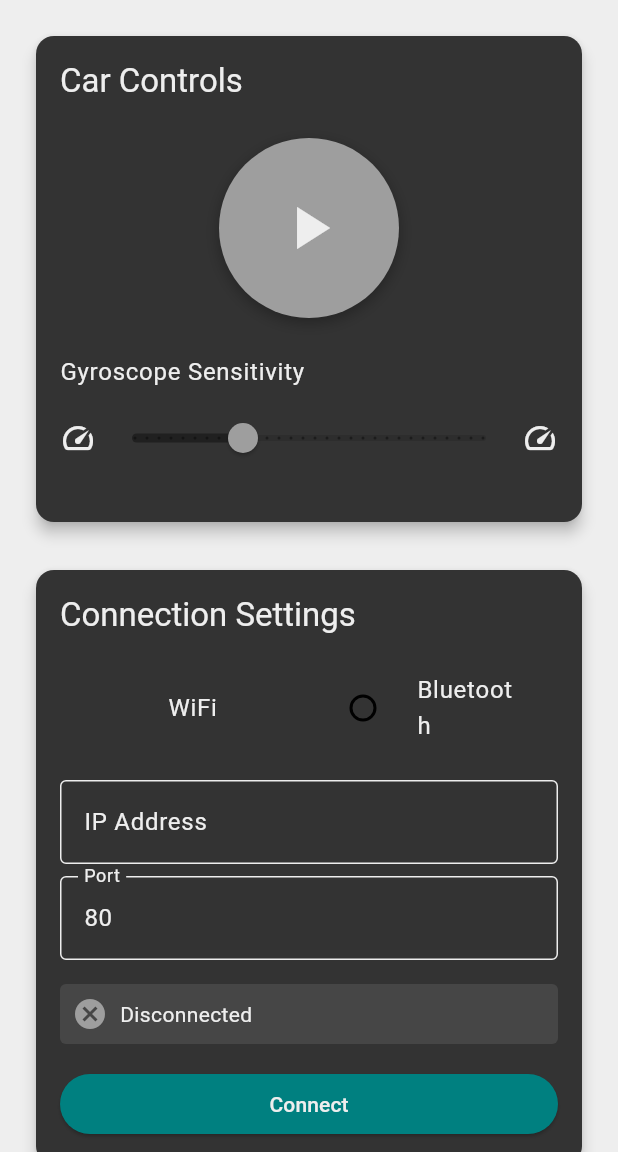
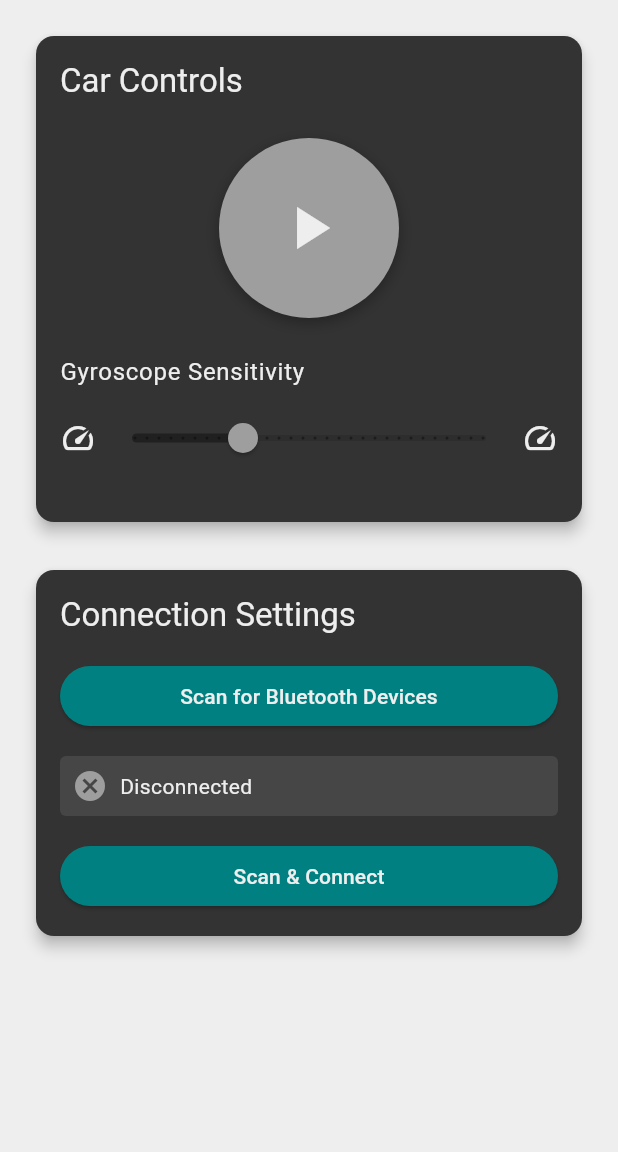
Before and after one commit to The-Loko/myapp, a Flutter app: the screen it shows after launch, on a phone screen of 412 x 824 dp, the part 84-1236 px from its top. Run offline on Flutter 3.47's test engine with Material 3 defaults, Android fonts, the light colour scheme and no system bars; our stand-ins replace flutter_bluetooth_serial, sensors_plus; missing offline and left inert: wifi_scan.

Commit message:
Update README and refactor connection panel to remove Wi-Fi support and enhance Bluetooth functionality

```diff
--- a/lib/widgets/connection_panel.dart
+++ b/lib/widgets/connection_panel.dart
@@ -13,16 +13,7 @@ class ConnectionPanel extends StatefulWidget {
 }
 
 class _ConnectionPanelState extends State<ConnectionPanel> {
-  final TextEditingController _ipAddressController = TextEditingController();
-  final TextEditingController _portController = TextEditingController(text: "80");
-  ConnectionType _selectedType = ConnectionType.wifi;
-
-  @override
-  void dispose() {
-    _ipAddressController.dispose();
-    _portController.dispose();
-    super.dispose();
-  }
+  // no Wi-Fi controllers or selection needed
 
   @override
   Widget build(BuildContext context) {
@@ -46,82 +37,8 @@ class _ConnectionPanelState extends State<ConnectionPanel> {
             ),
             const SizedBox(height: 16),
 
-            // Connection type selector
-            Row(
-              children: [
-                Expanded(
-                  child: RadioListTile<ConnectionType>(
-                    title: const Text('WiFi', style: TextStyle(color: AppColors.secondaryColor)),
-                    value: ConnectionType.wifi,
-                    groupValue: _selectedType,
-                    onChanged: isConnected ? null : (ConnectionType? value) {
-                      if (value != null) {
-                        setState(() {
-                          _selectedType = value;
-                        });
-                      }
-                    },
-                  ),
-                ),
-                Expanded(
-                  child: RadioListTile<ConnectionType>(
-                    title: const Text('Bluetooth', style: TextStyle(color: AppColors.secondaryColor)),
-                    value: ConnectionType.bluetooth,
-                    groupValue: _selectedType,
-                    onChanged: isConnected ? null : (ConnectionType? value) {
-                      if (value != null) {
-                        setState(() {
-                          _selectedType = value;
-                        });
-                      }
-                    },
-                  ),
-                ),
-              ],
-            ),
-
-            const SizedBox(height: 16),
-
-            // WiFi connection fields
-            if (_selectedType == ConnectionType.wifi && !isConnected) ...[
-              TextField(
-                controller: _ipAddressController,
-                decoration: InputDecoration(
-                  labelText: 'IP Address',
-                  labelStyle: const TextStyle(color: AppColors.secondaryColor),
-                  hintText: '192.168.1.100',
-                  hintStyle: TextStyle(color: AppColors.secondaryColor.withAlpha(128)),
-                  enabledBorder: const OutlineInputBorder(
-                    borderSide: BorderSide(color: AppColors.secondaryColor),
-                  ),
-                  focusedBorder: const OutlineInputBorder(
-                    borderSide: BorderSide(color: AppColors.accentColor),
-                  ),
-                ),
-                style: const TextStyle(color: AppColors.secondaryColor),
-              ),
-              const SizedBox(height: 8),
-              TextField(
-                controller: _portController,
-                decoration: InputDecoration(
-                  labelText: 'Port',
-                  labelStyle: const TextStyle(color: AppColors.secondaryColor),
-                  hintText: '80',
-                  hintStyle: TextStyle(color: AppColors.secondaryColor.withAlpha(128)),
-                  enabledBorder: const OutlineInputBorder(
-                    borderSide: BorderSide(color: AppColors.secondaryColor),
-                  ),
-                  focusedBorder: const OutlineInputBorder(
-                    borderSide: BorderSide(color: AppColors.accentColor),
-                  ),
-                ),
-                keyboardType: TextInputType.number,
-                style: const TextStyle(color: AppColors.secondaryColor),
-              ),
-            ],
-
             // Bluetooth device selection (simplified)
-            if (_selectedType == ConnectionType.bluetooth && !isConnected) ...[
+            if (!isConnected) ...[
               ElevatedButton(
                 onPressed: () async {
                   // Show dialog with device list
@@ -186,27 +103,21 @@ class _ConnectionPanelState extends State<ConnectionPanel> {
 
             const SizedBox(height: 16),
 
-            // Connect/Disconnect Button
+            // Scan & Connect / Disconnect Button
             ElevatedButton(
-              onPressed: () {
+              onPressed: () async {
                 if (provider.connectionStatus == ConnectionStatus.connected) {
                   provider.disconnect();
-                } else if (_selectedType == ConnectionType.wifi) {
-                  final ipAddress = _ipAddressController.text;
-                  final port = int.tryParse(_portController.text) ?? 80;
-                  provider.connectWifi(ipAddress, port);
+                } else {
+                  final devices = await provider.scanBluetoothDevices();
+                  if (!mounted) return;
+                  _showDeviceSelectionDialog(context, devices);
                 }
               },
               style: ElevatedButton.styleFrom(
-                backgroundColor: provider.connectionStatus == ConnectionStatus.connected
-                    ? Colors.red
-                    : AppColors.accentColor,
+                backgroundColor: isConnected ? Colors.red : AppColors.accentColor,
               ),
-              child: Text(
-                provider.connectionStatus == ConnectionStatus.connected
-                    ? 'Disconnect'
-                    : 'Connect',
-              ),
+              child: Text(isConnected ? 'Disconnect' : 'Scan & Connect'),
             ),
           ],
         ),
```
Also changed, not shown: 2 other files.
